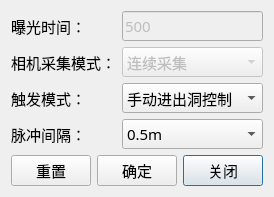
Old version of the form v1.0/module/lz_master_main/src/gui/triggersetting.ui in the repository fanxiang090909/Railway-Tunnel-Construction-Dlearance-Measure-LanZhou.
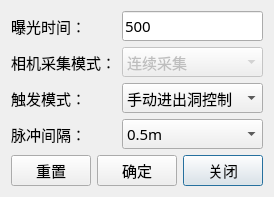
New version of the form. Icons and pictures are not drawn.

```diff
--- a/v1.0/module/lz_master_main/src/gui/triggersetting.ui
+++ b/v1.0/module/lz_master_main/src/gui/triggersetting.ui
@@ -87,7 +87,7 @@
      <item row="0" column="1">
       <widget class="QLineEdit" name="lineEdit">
        <property name="enabled">
-        <bool>false</bool>
+        <bool>true</bool>
        </property>
        <property name="font">
         <font>
```
